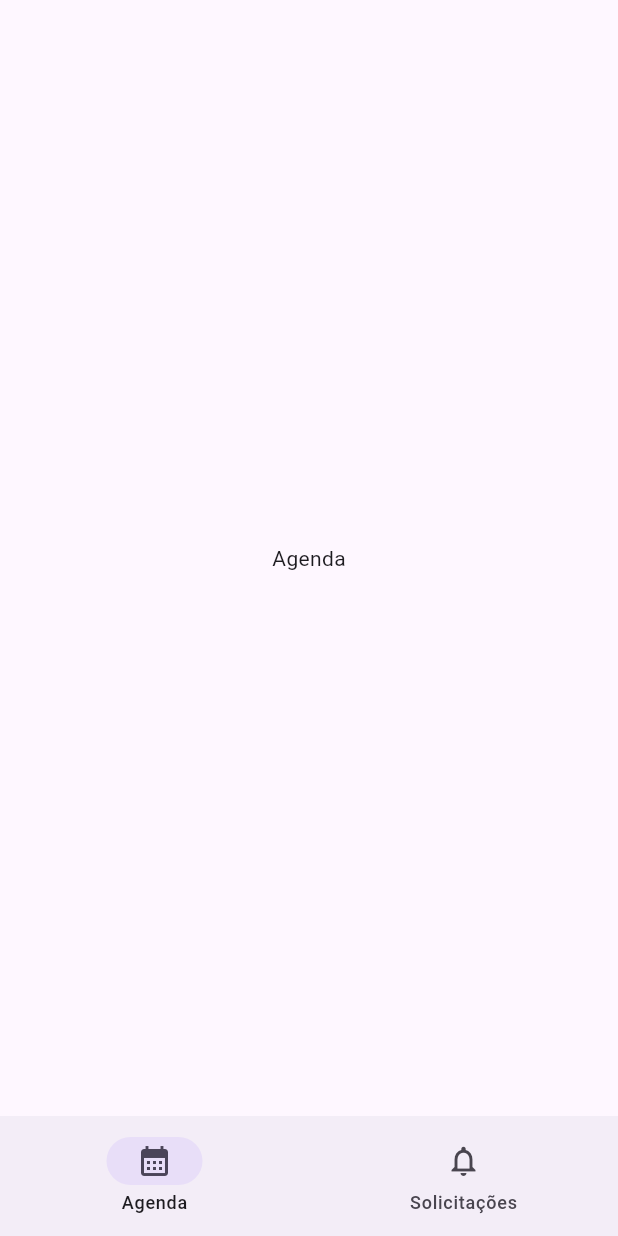
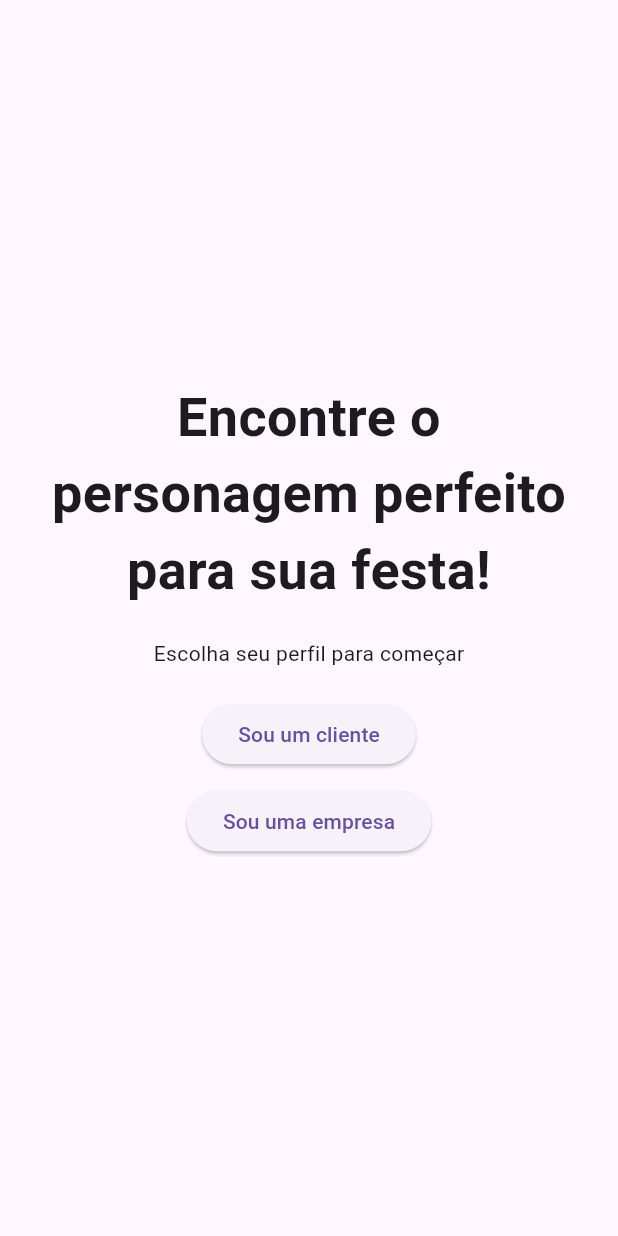
Before and after one commit to Gustanabo/partyup, a Flutter app: the screen it shows after launch, on a phone screen of 412 x 824 dp. Run offline on Flutter 3.47's test engine with Material 3 defaults, Android fonts, the phone set to English and light mode, and no system bars.

Commit message:
adiciona pagina home do cliente

```diff
--- a/lib/main.dart
+++ b/lib/main.dart
@@ -1,6 +1,7 @@
 import 'package:flutter/material.dart';
+import 'package:partyup/views/client.home.page.dart';
 import 'views/login.page.dart';
-import 'views/company.home.dart';
+import 'views/company.home.page.dart';
 
 void main() {
   runApp(MainApp());
@@ -12,10 +13,11 @@ class MainApp extends StatelessWidget {
     return MaterialApp(
       debugShowCheckedModeBanner: false,
       routes: {
-        "/login": (context) => LoginPage(),
-        "/company": (context) => CompanyHome()
+        "/welcome": (context) => WelcomePage(),
+        "/company": (context) => CompanyHomePage(),
+        "/client": (context) => ClientHomePage()
       },
-      initialRoute: "/company",
+      initialRoute: "/welcome",
     );
   }
 }
--- a/lib/views/company.home.dart
+++ b/lib/views/company.home.page.dart
@@ -1,12 +1,11 @@
 import 'package:flutter/material.dart';
 
-class CompanyHome extends StatefulWidget {
-
+class CompanyHomePage extends StatefulWidget {
   @override
-  CompanyHomeState createState() => CompanyHomeState();
+  CompanyHomePageState createState() => CompanyHomePageState();
 }
 
-class CompanyHomeState extends State<CompanyHome> {
+class CompanyHomePageState extends State<CompanyHomePage> {
   int selectedIndex = 0;
 
   void navigationChange(int index) {
@@ -23,6 +22,11 @@ class CompanyHomeState extends State<CompanyHome> {
   Widget build(BuildContext context) {
     return Scaffold(
       body: pages[selectedIndex],
+      appBar: AppBar(
+        backgroundColor: Color.fromARGB(255, 255, 181, 192),
+        title: Text('Empresa'),
+        centerTitle: true,
+      ),
       bottomNavigationBar: NavigationBar(
         selectedIndex: selectedIndex,
         onDestinationSelected: navigationChange,
--- a/lib/views/login.page.dart
+++ b/lib/views/login.page.dart
@@ -1,7 +1,6 @@
 import 'package:flutter/material.dart';
 
-class LoginPage extends StatelessWidget {
-
+class WelcomePage extends StatelessWidget {
   @override
   Widget build(BuildContext context) {
     return Scaffold(
@@ -10,24 +9,28 @@ class LoginPage extends StatelessWidget {
       child: Column(
         mainAxisAlignment: MainAxisAlignment.center,
         children: [
+          Column(mainAxisAlignment: MainAxisAlignment.center, children: [
+            Text("Encontre o personagem perfeito para sua festa!",
+                style: TextStyle(fontSize: 36, fontWeight: FontWeight.bold),
+                textAlign: TextAlign.center),
+            SizedBox(height: 20),
+            Text("Escolha seu perfil para começar")
+          ]),
+          SizedBox(height: 20),
           Column(
-              mainAxisAlignment: MainAxisAlignment.center,
             children: [
-                Text("Encontre o personagem perfeito para sua festa!", style: TextStyle(fontSize: 36, fontWeight: FontWeight.bold), textAlign: TextAlign.center),
-                SizedBox(height:20),
-                Text("Escolha seu perfil para começar")
-              ]
-            ),
-
-            SizedBox(height: 20),
-            Column(children: [
-              ElevatedButton(onPressed: () => {}, child: Text("Sou um cliente")),
+              ElevatedButton(
+                  onPressed: () => {Navigator.of(context).pushNamed("/client")},
+                  child: Text("Sou um cliente")),
               SizedBox(height: 10),
-              ElevatedButton(onPressed: () => {}, child: Text("Sou uma empresa"))
-            ],)
+              ElevatedButton(
+                  onPressed: () =>
+                      {Navigator.of(context).pushNamed("/company")},
+                  child: Text("Sou uma empresa"))
+            ],
+          )
         ],
       ),
-      )
-    );
+    ));
   }
 }
```
Also changed, not shown: lib/views/client.home.page.dart (added, +97 -0 lines). Lines whose indentation alone changed are shown as unchanged.
